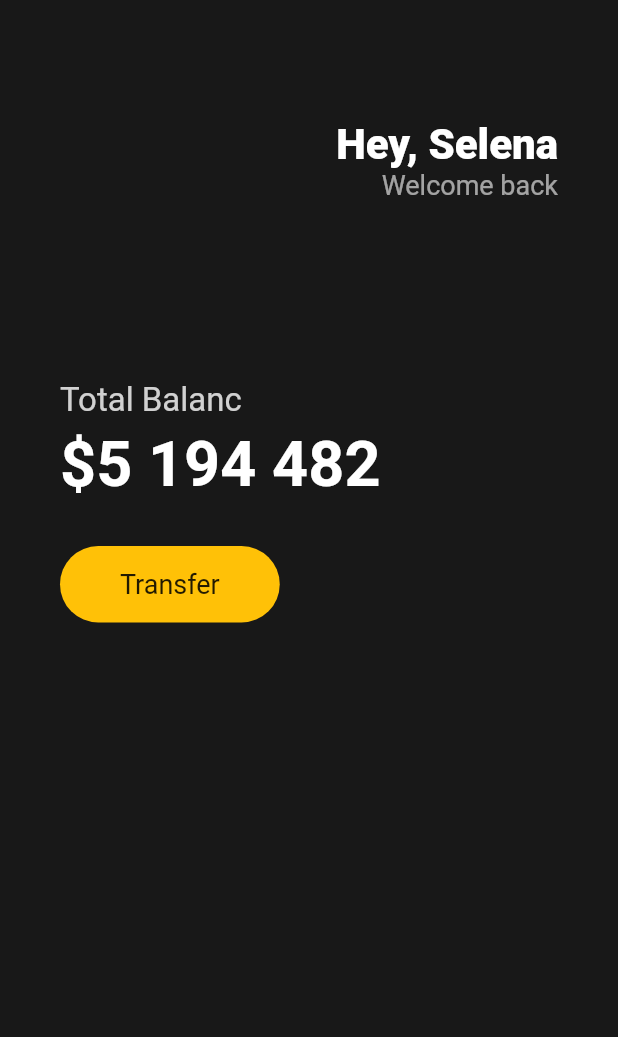
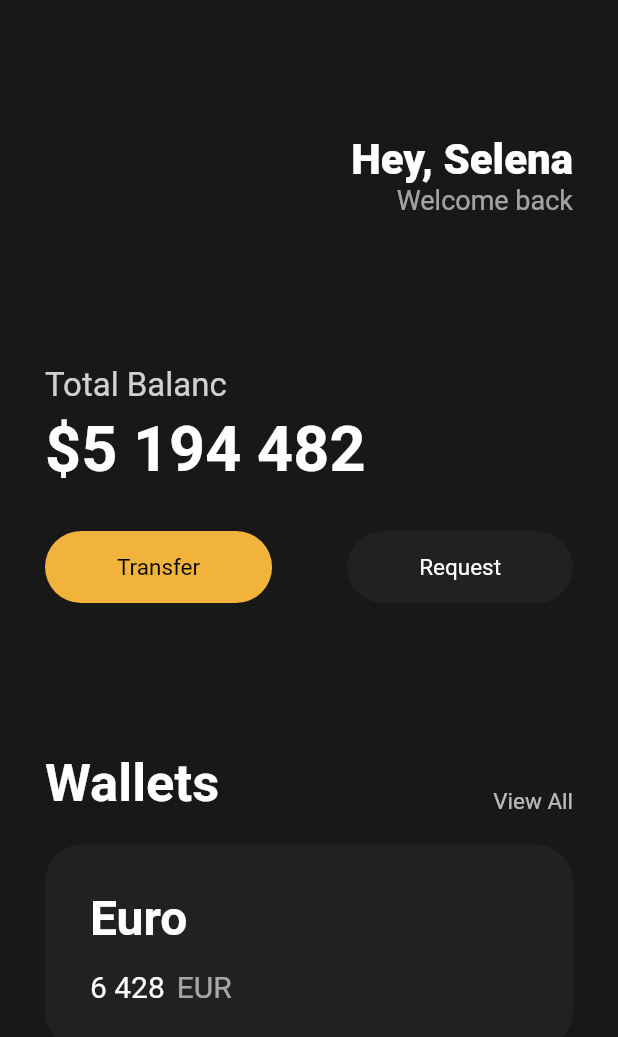
Before and after one commit to aquabuz/flutter-toon, a Flutter app: the screen it shows after launch, on a phone screen of 412 x 824 dp. Shown: the top 1037 px of the screen. Run offline on Flutter 3.47's test engine with Material 2 defaults, Android fonts, the phone set to English and light mode, and no system bars.

Commit message:
👻 main---ing--2day

```diff
--- a/lib/main.dart
+++ b/lib/main.dart
@@ -1,4 +1,5 @@
 import 'package:flutter/material.dart';
+import 'package:toonflix/widgets/Button.dart';
 
 void main() {
   runApp(const App());
@@ -14,13 +15,13 @@ class App extends StatelessWidget {
           backgroundColor: const Color(0xFF181818),
           body: Padding(
             padding: const EdgeInsets.symmetric(
-              horizontal: 40,
+              horizontal: 30,
             ),
             child: Column(
               crossAxisAlignment: CrossAxisAlignment.start,
               children: [
                 const SizedBox(
-                  height: 80,
+                  height: 90,
                 ),
                 Row(
                   mainAxisAlignment: MainAxisAlignment.end,
@@ -48,7 +49,7 @@ class App extends StatelessWidget {
                   ],
                 ),
                 const SizedBox(
-                  height: 120,
+                  height: 100,
                 ),
                 Text(
                   'Total Balanc',
@@ -72,25 +73,96 @@ class App extends StatelessWidget {
                   height: 30,
                 ),
                 Row(
+                  mainAxisAlignment: MainAxisAlignment.spaceBetween,
+                  children: const [
+                    Button(
+                      text: 'Transfer',
+                      bgColor: Color(0xFFF1B33B),
+                      textColor: Colors.black,
+                    ),
+                    Button(
+                      text: 'Request',
+                      bgColor: Color(0xFF1F2123),
+                      textColor: Colors.white,
+                    ),
+                  ],
+                ),
+                const SizedBox(
+                  height: 100,
+                ),
+                Row(
+                  crossAxisAlignment: CrossAxisAlignment.end,
+                  mainAxisAlignment: MainAxisAlignment.spaceBetween,
                   children: [
+                    const Text(
+                      'Wallets',
+                      style: TextStyle(
+                        color: Colors.white,
+                        fontSize: 35,
+                        fontWeight: FontWeight.w600,
+                      ),
+                    ),
+                    Text(
+                      'View All',
+                      style: TextStyle(
+                        color: Colors.white.withOpacity(0.7),
+                        fontSize: 15,
+                      ),
+                    ),
+                  ],
+                ),
+                const SizedBox(
+                  height: 20,
+                ),
                 Container(
                   decoration: BoxDecoration(
-                          color: Colors.amber,
-                          borderRadius: BorderRadius.circular(45)),
-                      child: const Padding(
-                        padding: EdgeInsets.symmetric(
-                          vertical: 15,
-                          horizontal: 40,
+                    color: const Color(0xFF1F2123),
+                    borderRadius: BorderRadius.circular(25),
                   ),
-                        child: Text(
-                          'Transfer',
+                  child: Padding(
+                    padding: const EdgeInsets.all(30),
+                    child: Row(
+                      children: [
+                        Column(
+                          crossAxisAlignment: CrossAxisAlignment.start,
+                          children: [
+                            const Text(
+                              'Euro',
                               style: TextStyle(
-                            fontSize: 18,
+                                color: Colors.white,
+                                fontSize: 32,
+                                fontWeight: FontWeight.w600,
                               ),
                             ),
+                            const SizedBox(
+                              height: 15,
                             ),
-                    )
+                            Row(
+                              children: [
+                                const Text(
+                                  '6 428',
+                                  style: TextStyle(
+                                    color: Colors.white,
+                                    fontSize: 20,
+                                  ),
+                                ),
+                                const SizedBox(
+                                  width: 8,
+                                ),
+                                Text(
+                                  'EUR',
+                                  style: TextStyle(
+                                    color: Colors.white.withOpacity(0.6),
+                                    fontSize: 20,
+                                  ),
+                                ),
                               ],
+                            ),
+                          ],
+                        ),
+                      ],
+                    ),
+                  ),
                 )
               ],
             ),
--- /dev/null
+++ b/lib/widgets/Button.dart
@@ -0,0 +1,36 @@
+
+import 'package:flutter/material.dart';
+
+class Button extends StatelessWidget {
+  final String text;
+  final Color bgColor;
+  final Color textColor;
+
+  const Button({
+    super.key,
+    required this.text,
+    required this.bgColor,
+    required this.textColor,
+  });
+
+  @override
+  Widget build(BuildContext context) {
+    return Container(
+      decoration: BoxDecoration(
+          color: bgColor, borderRadius: BorderRadius.circular(45)),
+      child: Padding(
+        padding: const EdgeInsets.symmetric(
+          vertical: 15,
+          horizontal: 48,
+        ),
+        child: Text(
+          text,
+          style: TextStyle(
+            fontSize: 15,
+            color: textColor,
+          ),
+        ),
+      ),
+    );
+  }
+}
```
Lines whose indentation alone changed are shown as unchanged.
